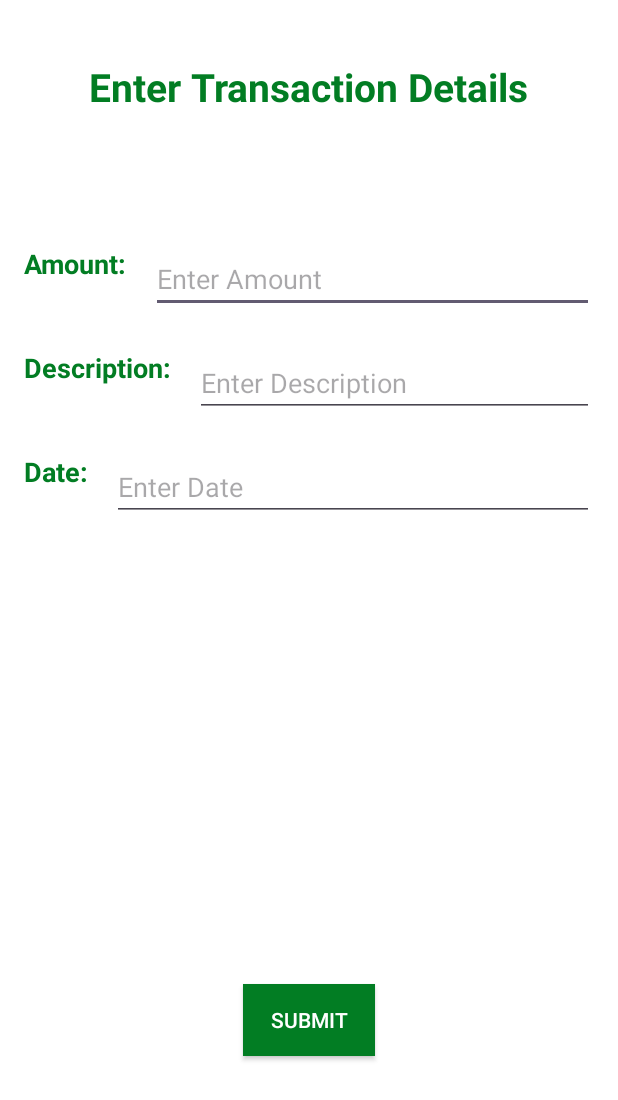
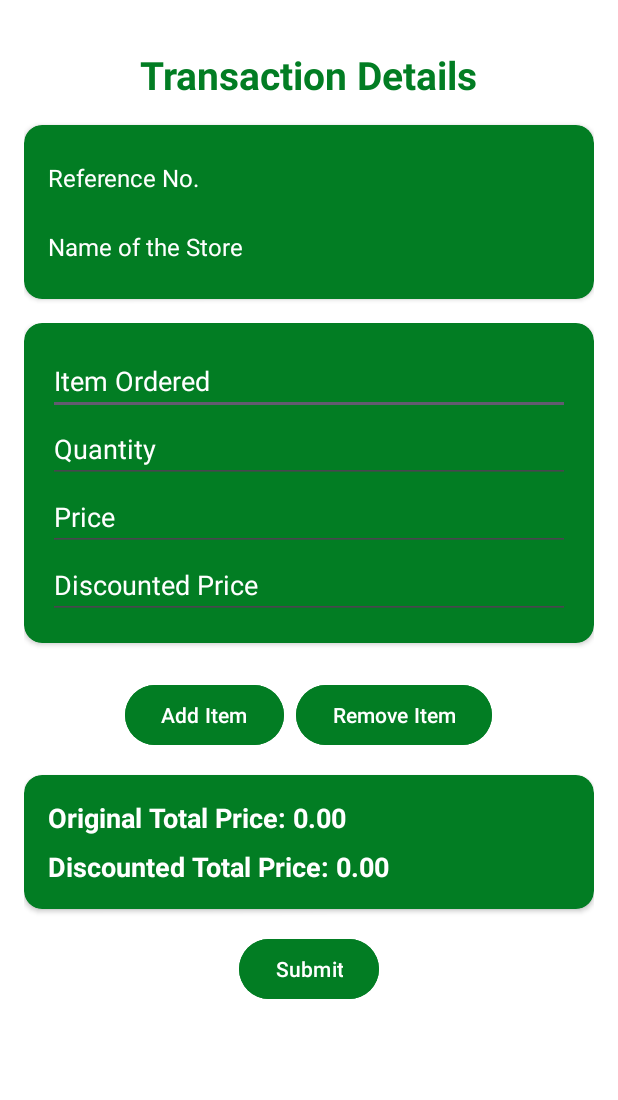
Before and after one commit to ramusama09/PDAO_App, an Android app: the TransactionForms screen opened directly, with no data from a screen before it, on a phone screen of 412 x 824 dp. Shown: the top 1100 px of the screen. Run offline under Robolectric (Android 15) with nearby library versions, the phone set to English and light mode, and no system bars.

Commit message:
Ver 1.1.0
Added Page for Displaying User Details
Updated Page for Transaction Forms
Added layouts for reusable cardView
Added Adapter for listening text changes

Co-Authored-By: gitgudlul <133082386+gitgudlul@users.noreply.github.com>

```diff
--- a/app/build.gradle.kts
+++ b/app/build.gradle.kts
@@ -10,8 +10,8 @@ android {
         applicationId = "com.example.pdao_app"
         minSdk = 24
         targetSdk = 34
-        versionCode = 1
-        versionName = "1.0"
+        versionCode = 2
+        versionName = "1.1.0"
 
         testInstrumentationRunner = "androidx.test.runner.AndroidJUnitRunner"
     }
--- a/app/src/main/AndroidManifest.xml
+++ b/app/src/main/AndroidManifest.xml
@@ -20,6 +20,9 @@
         android:usesCleartextTraffic="true"
         tools:targetApi="31">
         <activity
+            android:name=".UserDetailsActivity"
+            android:exported="false" />
+        <activity
             android:name=".LoginActivity"
             android:exported="false" />
         <activity
--- /dev/null
+++ b/app/src/main/java/com/example/pdao_app/TextWatcherAdapter.java
@@ -0,0 +1,23 @@
+package com.example.pdao_app;
+
+import android.text.Editable;
+import android.text.TextWatcher;
+
+public class TextWatcherAdapter implements TextWatcher {
+    private Runnable afterTextChangedRunnable;
+
+    public TextWatcherAdapter(Runnable afterTextChangedRunnable) {
+        this.afterTextChangedRunnable = afterTextChangedRunnable;
+    }
+
+    @Override
+    public void beforeTextChanged(CharSequence charSequence, int i, int i1, int i2) {}
+
+    @Override
+    public void onTextChanged(CharSequence charSequence, int i, int i1, int i2) {}
+
+    @Override
+    public void afterTextChanged(Editable editable) {
+        afterTextChangedRunnable.run();
+    }
+}
--- a/app/src/main/java/com/example/pdao_app/TransactionForms.java
+++ b/app/src/main/java/com/example/pdao_app/TransactionForms.java
@@ -1,66 +1,156 @@
 package com.example.pdao_app;
 
-import android.content.SharedPreferences;
+import android.content.Intent;
 import android.os.Bundle;
+import android.view.LayoutInflater;
 import android.view.View;
 import android.widget.Button;
 import android.widget.EditText;
+import android.widget.LinearLayout;
+import android.widget.TextView;
 import android.widget.Toast;
 
 import androidx.appcompat.app.AppCompatActivity;
 
+import java.util.ArrayList;
+
 public class TransactionForms extends AppCompatActivity {
 
-    private EditText amountEditText, descriptionEditText, dateEditText;
-    private Button submitButton;
+    private TextView referenceNoText, storeNameText;
+    private LinearLayout itemsContainer;
+    private Button addItemButton, removeItemButton, submitButton;
+    private TextView originalTotalTextView, discountedTotalTextView;
+
+    // Store all item views
+    private ArrayList<View> itemViews = new ArrayList<>();
 
     @Override
     protected void onCreate(Bundle savedInstanceState) {
         super.onCreate(savedInstanceState);
         setContentView(R.layout.activity_transaction_forms);
 
-        // Initialize the EditText fields and Button
-        amountEditText = findViewById(R.id.amountEditText);
-        descriptionEditText = findViewById(R.id.descriptionEditText);
-        dateEditText = findViewById(R.id.dateEditText);
+        // Initialize inputs
+        referenceNoText = findViewById(R.id.referenceTextView);
+        storeNameText = findViewById(R.id.storeNameTextView);
+        itemsContainer = findViewById(R.id.itemListContainer);
+        addItemButton = findViewById(R.id.addItemButton);
+        removeItemButton = findViewById(R.id.removeItemButton);
         submitButton = findViewById(R.id.submitButton);
+        originalTotalTextView = findViewById(R.id.originalTotalText);
+        discountedTotalTextView = findViewById(R.id.discountedTotalText);
 
-        // Get the QR result if available (optional based on previous flow)
-        String qrResult = getIntent().getStringExtra("qr_result");
-
-        //Check if THE QR is valid. Otherwise, do not proceed to the activity
-        if (qrResult != null) {
-            // You can choose to use the QR result for some pre-filled info or just ignore
-            //Toast.makeText(this, "QR Code: " + qrResult, Toast.LENGTH_SHORT).show();
+        Intent intent = getIntent();
+        if (intent != null) {
+            String qrResult = intent.getStringExtra("qr_result");
+            if (qrResult != null) {
+                referenceNoText.setText("Reference No: INSERT");
+                storeNameText.setText("Store Name: " + qrResult);
+            }
         }
 
-        // Handle submit button click
+        // Add first item row by default
+        addItem();
+
+        // Listener for Add Item button
+        addItemButton.setOnClickListener(new View.OnClickListener() {
+            @Override
+            public void onClick(View view) {
+                addItem();
+            }
+        });
+
+        // Listener for Remove Item button
+        removeItemButton.setOnClickListener(new View.OnClickListener() {
+            @Override
+            public void onClick(View view) {
+                removeItem();
+            }
+        });
+
+        // Listener for Submit button
         submitButton.setOnClickListener(new View.OnClickListener() {
             @Override
             public void onClick(View v) {
-                // Retrieve the input data
-                String amount = amountEditText.getText().toString();
-                String description = descriptionEditText.getText().toString();
-                String date = dateEditText.getText().toString();
-
-                // Optionally, you can validate or process the data
-                if (amount.isEmpty() || description.isEmpty() || date.isEmpty()) {
-                    Toast.makeText(TransactionForms.this, "Please fill all fields", Toast.LENGTH_SHORT).show();
-                } else {
-                    // Process the form data (e.g., save to database, send to server)
-                    Toast.makeText(TransactionForms.this, "Transaction submitted", Toast.LENGTH_SHORT).show();
-
-                    SharedPreferences prefs = getSharedPreferences("AuthPrefs", MODE_PRIVATE);
-                    SharedPreferences.Editor editor = prefs.edit();
-                    editor.clear();  // Clear all stored data
-                    editor.apply();
-
-                    // Optionally, clear fields after submission
-                    amountEditText.setText("");
-                    descriptionEditText.setText("");
-                    dateEditText.setText("");
-                }
+                submitTransaction();
             }
         });
     }
+
+    // Function to dynamically add an item input row
+    private void addItem() {
+        View itemView = LayoutInflater.from(this).inflate(R.layout.item_row, itemsContainer, false);
+        itemsContainer.addView(itemView);
+        itemViews.add(itemView);
+
+        // Add listeners to auto-update total when price/discount changes
+        EditText priceEditText = itemView.findViewById(R.id.priceEditText);
+        EditText discountedPriceEditText = itemView.findViewById(R.id.discountedPriceEditText);
+
+        TextWatcherAdapter watcher = new TextWatcherAdapter(this::updateTotals);
+        priceEditText.addTextChangedListener(watcher);
+        discountedPriceEditText.addTextChangedListener(watcher);
+
+        updateTotals();
+    }
+
+    // Function to dynamically remove the last item row
+    private void removeItem() {
+        if (!itemViews.isEmpty()) {
+            View lastItemView = itemViews.remove(itemViews.size() - 1);
+            itemsContainer.removeView(lastItemView);
+            updateTotals();
+        }
+    }
+
+    // Update the Original Total and Discounted Total
+    private void updateTotals() {
+        double originalTotal = 0.0;
+        double discountedTotal = 0.0;
+
+        for (View itemView : itemViews) {
+            EditText quantityEditText = itemView.findViewById(R.id.qtyEditText);
+            EditText priceEditText = itemView.findViewById(R.id.priceEditText);
+            EditText discountedPriceEditText = itemView.findViewById(R.id.discountedPriceEditText);
+
+            double qty = parseDouble(quantityEditText.getText().toString());
+            double price = parseDouble(priceEditText.getText().toString());
+            double discountedPrice = parseDouble(discountedPriceEditText.getText().toString());
+
+            originalTotal += (price * qty);
+            discountedTotal += (discountedPrice * qty);
+        }
+
+        originalTotalTextView.setText(String.format("Original Total Price: %.2f", originalTotal));
+        discountedTotalTextView.setText(String.format("Discounted Total Price: %.2f", discountedTotal));
+    }
+
+    // Handle Submit
+    private void submitTransaction() {
+        String referenceNo = referenceNoText.getText().toString();
+        String storeName = storeNameText.getText().toString();
+
+        if (referenceNo.isEmpty() || storeName.isEmpty() || itemViews.isEmpty()) {
+            Toast.makeText(this, "Please complete all fields!", Toast.LENGTH_SHORT).show();
+            return;
+        }
+
+        // You can process the data (save to database, send to server, etc.)
+        Toast.makeText(this, "Transaction Submitted!", Toast.LENGTH_SHORT).show();
+
+        // Optionally clear everything
+        referenceNoText.setText("");
+        storeNameText.setText("");
+        itemsContainer.removeAllViews();
+        itemViews.clear();
+        updateTotals();
+    }
+
+    // Helper function
+    private double parseDouble(String value) {
+        try {
+            return Double.parseDouble(value);
+        } catch (NumberFormatException e) {
+            return 0.0;
+        }
+    }
 }
--- a/app/src/main/res/layout/activity_transaction_forms.xml
+++ b/app/src/main/res/layout/activity_transaction_forms.xml
@@ -1,117 +1,163 @@
 <?xml version="1.0" encoding="utf-8"?>
-<androidx.constraintlayout.widget.ConstraintLayout xmlns:android="http://schemas.android.com/apk/res/android"
+<androidx.core.widget.NestedScrollView xmlns:android="http://schemas.android.com/apk/res/android"
     xmlns:app="http://schemas.android.com/apk/res-auto"
     xmlns:tools="http://schemas.android.com/tools"
     android:layout_width="match_parent"
     android:layout_height="match_parent"
-    android:padding="16dp"
-    tools:context=".TransactionForms"
-    android:background="@color/white">
+    android:background="@color/white"
+    tools:context=".TransactionForms">
+
+    <androidx.constraintlayout.widget.ConstraintLayout
+        android:layout_width="match_parent"
+        android:layout_height="wrap_content"
+        android:padding="16dp">
 
         <!-- Title -->
         <TextView
             android:id="@+id/transactionTitle"
             android:layout_width="wrap_content"
             android:layout_height="wrap_content"
-        android:text="Enter Transaction Details"
+            android:text="Transaction Details"
             android:textSize="26sp"
+            android:textStyle="bold"
+            android:textColor="@color/green"
             app:layout_constraintTop_toTopOf="parent"
             app:layout_constraintStart_toStartOf="parent"
             app:layout_constraintEnd_toEndOf="parent"
-        android:layout_marginTop="24dp"
-        android:textColor="@color/green"
+            android:layout_marginTop="16dp" />
+
+        <!-- Reference No. & Store Name Card -->
+        <androidx.cardview.widget.CardView
+            android:id="@+id/referenceStoreCard"
+            android:layout_width="0dp"
+            android:layout_height="wrap_content"
+            app:cardCornerRadius="12dp"
+            app:cardBackgroundColor="@color/green"
+            android:layout_marginTop="16dp"
+            app:layout_constraintTop_toBottomOf="@id/transactionTitle"
+            app:layout_constraintStart_toStartOf="parent"
+            app:layout_constraintEnd_toEndOf="parent">
+
+            <LinearLayout
+                android:layout_width="match_parent"
+                android:layout_height="wrap_content"
+                android:orientation="vertical"
+                android:padding="16dp">
+
+                <TextView
+                    android:id="@+id/referenceTextView"
+                    android:layout_width="match_parent"
+                    android:layout_height="wrap_content"
+                    android:text="Reference No."
+                    android:textColor="@color/white"
+                    android:textSize="16sp"
+                    android:paddingVertical="8dp"/>
+
+                <TextView
+                    android:id="@+id/storeNameTextView"
+                    android:layout_width="match_parent"
+                    android:layout_height="wrap_content"
+                    android:text="Name of the Store"
+                    android:textColor="@color/white"
+                    android:textSize="16sp"
+                    android:paddingVertical="8dp"
+                    android:layout_marginTop="8dp"/>
+            </LinearLayout>
+        </androidx.cardview.widget.CardView>
+
+
+        <!-- Dynamic Item List (Items will be added here) -->
+        <LinearLayout
+            android:id="@+id/itemListContainer"
+            android:layout_width="0dp"
+            android:layout_height="wrap_content"
+            android:orientation="vertical"
+            android:layout_marginTop="16dp"
+            app:layout_constraintTop_toBottomOf="@id/referenceStoreCard"
+            app:layout_constraintStart_toStartOf="parent"
+            app:layout_constraintEnd_toEndOf="parent" />
+
+        <!-- Add / Subtract Buttons -->
+        <LinearLayout
+            android:id="@+id/addRemoveButtons"
+            android:layout_width="0dp"
+            android:layout_height="wrap_content"
+            android:layout_marginTop="16dp"
+            android:orientation="horizontal"
+            android:gravity="center"
+            app:layout_constraintTop_toBottomOf="@id/itemListContainer"
+            app:layout_constraintStart_toStartOf="parent"
+            app:layout_constraintEnd_toEndOf="parent">
+
+            <Button
+                android:id="@+id/addItemButton"
+                android:layout_width="wrap_content"
+                android:layout_height="wrap_content"
+                android:text="Add Item"
+                android:backgroundTint="@color/green"
+                android:textColor="@color/white"
+                android:layout_marginEnd="8dp" />
+
+            <Button
+                android:id="@+id/removeItemButton"
+                android:layout_width="wrap_content"
+                android:layout_height="wrap_content"
+                android:text="Remove Item"
+                android:backgroundTint="@color/green"
+                android:textColor="@color/white" />
+        </LinearLayout>
+
+        <!-- Final Totals Card -->
+        <androidx.cardview.widget.CardView
+            android:id="@+id/totalCard"
+            android:layout_width="0dp"
+            android:layout_height="wrap_content"
+            app:cardCornerRadius="12dp"
+            android:layout_marginTop="16dp"
+            app:layout_constraintTop_toBottomOf="@id/addRemoveButtons"
+            app:layout_constraintStart_toStartOf="parent"
+            app:layout_constraintEnd_toEndOf="parent"
+            app:layout_constraintBottom_toTopOf="@id/submitButton"
+            android:layout_marginBottom="16dp"
+            app:cardBackgroundColor="@color/green">
+
+            <LinearLayout
+                android:layout_width="match_parent"
+                android:layout_height="wrap_content"
+                android:orientation="vertical"
+                android:padding="16dp">
+
+                <TextView
+                    android:id="@+id/originalTotalText"
+                    android:layout_width="wrap_content"
+                    android:layout_height="wrap_content"
+                    android:text="Original Total Price: ₱0.00"
+                    android:textSize="18sp"
+                    android:textColor="@color/white"
                     android:textStyle="bold"/>
 
-    <!-- Amount Row -->
-
                 <TextView
-        android:id="@+id/labelAmount"
+                    android:id="@+id/discountedTotalText"
                     android:layout_width="wrap_content"
                     android:layout_height="wrap_content"
-        android:layout_marginTop="88dp"
-        android:text="Amount:"
-        android:textColor="@color/green"
-        android:textSize="18dp"
-        android:textStyle="bold"
-        app:layout_constraintStart_toStartOf="parent"
-        app:layout_constraintTop_toBottomOf="@id/transactionTitle" />
-
-    <EditText
-        android:id="@+id/amountEditText"
-        android:layout_width="0dp"
-        android:layout_height="wrap_content"
-        android:hint="Enter Amount"
-        android:inputType="numberDecimal"
-        app:layout_constraintTop_toTopOf="@id/labelAmount"
-        app:layout_constraintStart_toEndOf="@id/labelAmount"
-        app:layout_constraintEnd_toEndOf="parent"
-        app:layout_constraintHorizontal_bias="0"
-        android:layout_marginStart="16dp"
-
-        android:textColor="@color/text_dark"/>
-
-    <!-- Description Row -->
-    <TextView
-        android:id="@+id/labelDescription"
-        android:layout_width="wrap_content"
-        android:layout_height="wrap_content"
-        android:text="Description:"
-        app:layout_constraintTop_toBottomOf="@id/amountEditText"
-        app:layout_constraintStart_toStartOf="parent"
-        android:layout_marginTop="24dp"
-        android:textSize="18dp"
-        android:textColor="@color/green"
+                    android:layout_marginTop="8dp"
+                    android:text="Discounted Total Price: ₱0.00"
+                    android:textSize="18sp"
+                    android:textColor="@color/white"
                     android:textStyle="bold"/>
-
-    <EditText
-        android:id="@+id/descriptionEditText"
-        android:layout_width="0dp"
-        android:layout_height="wrap_content"
-        android:hint="Enter Description"
-        android:inputType="text"
-        app:layout_constraintTop_toTopOf="@id/labelDescription"
-        app:layout_constraintStart_toEndOf="@id/labelDescription"
-        app:layout_constraintEnd_toEndOf="parent"
-        android:layout_marginStart="16dp"
-        android:textColor="@color/text_dark"/>
-
-    <!-- Date Row -->
-    <TextView
-        android:id="@+id/labelDate"
-        android:layout_width="wrap_content"
-        android:layout_height="wrap_content"
-        android:text="Date:"
-        app:layout_constraintTop_toBottomOf="@id/descriptionEditText"
-        app:layout_constraintStart_toStartOf="parent"
-        android:layout_marginTop="24dp"
-        android:textSize="18dp"
-        android:textColor="@color/green"
-        android:textStyle="bold"/>
-
-    <EditText
-        android:id="@+id/dateEditText"
-        android:layout_width="0dp"
-        android:layout_height="wrap_content"
-        android:hint="Enter Date"
-        android:inputType="date"
-        app:layout_constraintTop_toTopOf="@id/labelDate"
-        app:layout_constraintStart_toEndOf="@id/labelDate"
-        app:layout_constraintEnd_toEndOf="parent"
-        android:layout_marginStart="16dp"
-        android:textColor="@color/text_dark"/>
+            </LinearLayout>
+        </androidx.cardview.widget.CardView>
 
         <!-- Submit Button -->
-    <androidx.appcompat.widget.AppCompatButton
+        <Button
             android:id="@+id/submitButton"
             android:layout_width="wrap_content"
             android:layout_height="wrap_content"
-        android:layout_marginTop="204dp"
             android:text="Submit"
+            android:backgroundTint="@color/green"
+            android:textColor="@color/white"
             app:layout_constraintBottom_toBottomOf="parent"
-        app:layout_constraintEnd_toEndOf="parent"
             app:layout_constraintStart_toStartOf="parent"
-        app:layout_constraintTop_toBottomOf="@id/dateEditText"
-        android:textColor="@color/white"
-        android:background="@color/green"/>
-
+            app:layout_constraintEnd_toEndOf="parent" />
     </androidx.constraintlayout.widget.ConstraintLayout>
+</androidx.core.widget.NestedScrollView>
--- /dev/null
+++ b/app/src/main/res/layout/item_row.xml
@@ -0,0 +1,54 @@
+<?xml version="1.0" encoding="utf-8"?>
+<androidx.cardview.widget.CardView xmlns:android="http://schemas.android.com/apk/res/android"
+    xmlns:app="http://schemas.android.com/apk/res-auto"
+    android:layout_width="match_parent"
+    android:layout_height="wrap_content"
+    android:layout_marginBottom="8dp"
+    app:cardCornerRadius="12dp"
+    app:cardBackgroundColor="@color/green">
+
+    <LinearLayout
+        android:orientation="vertical"
+        android:layout_width="match_parent"
+        android:layout_height="wrap_content"
+        android:padding="16dp">
+
+        <EditText
+            android:id="@+id/itemEditText"
+            android:layout_width="match_parent"
+            android:layout_height="wrap_content"
+            android:hint="Item Ordered"
+            android:inputType="text"
+            android:textColor="@color/white"
+            android:textColorHint="@color/white" />
+
+        <EditText
+            android:id="@+id/qtyEditText"
+            android:layout_width="match_parent"
+            android:layout_height="wrap_content"
+            android:hint="Quantity"
+            android:inputType="number"
+            android:textColor="@color/white"
+            android:textColorHint="@color/white"/>
+
+        <EditText
+            android:id="@+id/priceEditText"
+            android:layout_width="match_parent"
+            android:layout_height="wrap_content"
+            android:hint="Price"
+            android:inputType="numberDecimal"
+            android:textColor="@color/white"
+            android:textColorHint="@color/white"/>
+
+        <EditText
+            android:id="@+id/discountedPriceEditText"
+            android:layout_width="match_parent"
+            android:layout_height="wrap_content"
+            android:hint="Discounted Price"
+            android:inputType="numberDecimal"
+            android:textColor="@color/white"
+            android:textColorHint="@color/white"/>
+
+    </LinearLayout>
+
+</androidx.cardview.widget.CardView>
```
Also changed, not shown: app/src/main/java/com/example/pdao_app/MainActivity.java (+3 -4 lines), app/src/main/java/com/example/pdao_app/UserDetailsActivity.java (added, +63 -0 lines), app/src/main/res/layout/activity_user_details.xml (added, +74 -0 lines). Lines whose indentation alone changed are shown as unchanged.
